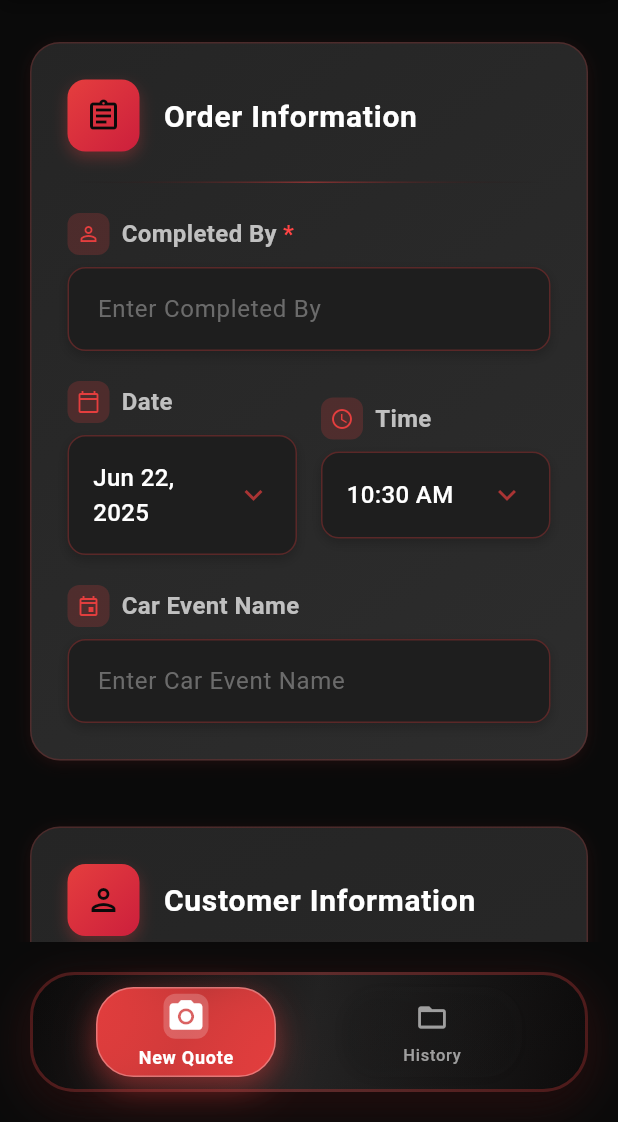
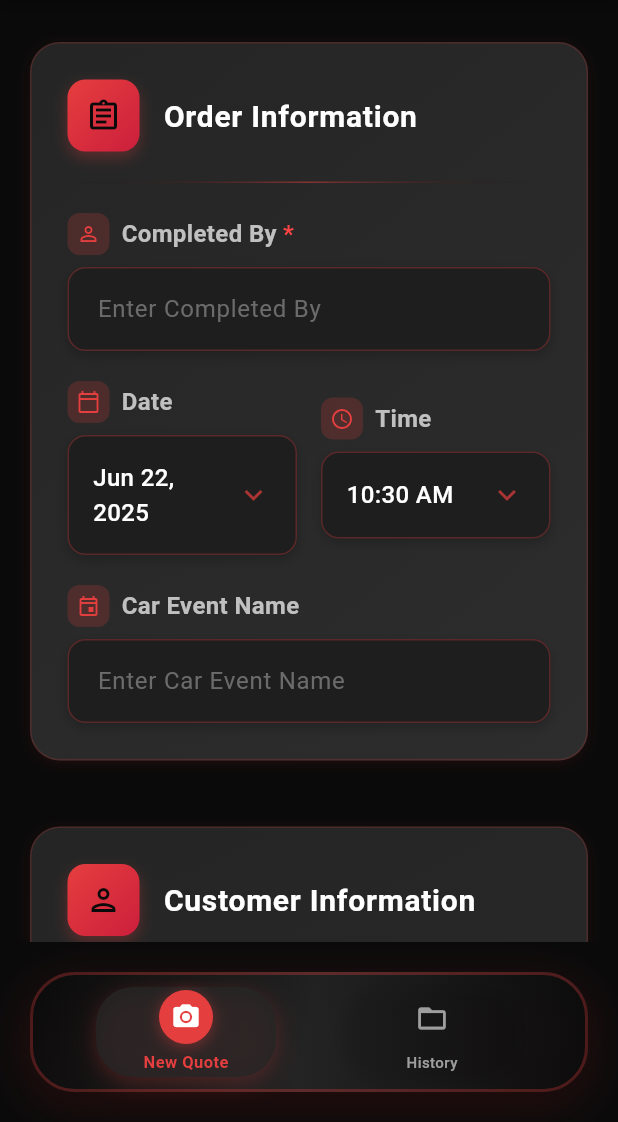
Before and after one commit to keanucruz/quoting_app, a Flutter app: the screen it shows after launch, on a phone screen of 412 x 824 dp, the part 114-1236 px from its top. Run offline on Flutter 3.47's test engine with Material 3 defaults, Android fonts, the phone set to English and light mode, and no system bars; our stand-ins replace flutter_riverpod, hive, hive_flutter, pdf, printing, share_plus and 1 more; accounts and stored records are empty.

Commit message:
nav bar update

```diff
--- a/lib/main.dart
+++ b/lib/main.dart
@@ -226,51 +226,19 @@ class _MainScreenState extends ConsumerState<MainScreen>
                 width: 120,
                 height: 60,
                 decoration: BoxDecoration(
-                  gradient: isSelected
-                      ? LinearGradient(
-                          begin: Alignment.topLeft,
-                          end: Alignment.bottomRight,
-                          colors: [
-                            AppTheme.primaryRed,
-                            AppTheme.primaryRed.withValues(alpha: 0.8),
-                            AppTheme.primaryRed,
-                          ],
-                        )
-                      : LinearGradient(
-                          colors: isDark
-                              ? [
-                                  AppTheme.inputBackground.withValues(
-                                    alpha: 0.3,
-                                  ),
-                                  AppTheme.cardBackground.withValues(
-                                    alpha: 0.1,
-                                  ),
-                                ]
-                              : [
-                                  Colors.grey.shade100.withValues(alpha: 0.7),
-                                  Colors.white.withValues(alpha: 0.5),
-                                ],
-                        ),
+                  color: isSelected
+                      ? (isDark
+                            ? AppTheme.cardBackground.withValues(alpha: 0.8)
+                            : Colors.white.withValues(alpha: 0.9))
+                      : Colors.transparent,
                   borderRadius: BorderRadius.circular(25),
-                  border: Border.all(
-                    color: isSelected
-                        ? Colors.white.withValues(alpha: 0.3)
-                        : Colors.transparent,
-                    width: 1,
-                  ),
                   boxShadow: isSelected
                       ? [
                           BoxShadow(
-                            color: AppTheme.primaryRed.withValues(alpha: 0.4),
-                            blurRadius: 15,
+                            color: AppTheme.primaryRed.withValues(alpha: 0.25),
+                            blurRadius: 12,
                             spreadRadius: 0,
-                            offset: const Offset(0, 5),
-                          ),
-                          BoxShadow(
-                            color: AppTheme.primaryRed.withValues(alpha: 0.2),
-                            blurRadius: 25,
-                            spreadRadius: 0,
-                            offset: const Offset(0, 10),
+                            offset: const Offset(0, 4),
                           ),
                         ]
                       : [
@@ -287,12 +255,24 @@ class _MainScreenState extends ConsumerState<MainScreen>
                   mainAxisAlignment: MainAxisAlignment.center,
                   children: [
                     Container(
-                      padding: const EdgeInsets.all(2),
+                      width: 36,
+                      height: 36,
                       decoration: BoxDecoration(
                         color: isSelected
-                            ? Colors.white.withValues(alpha: 0.2)
+                            ? AppTheme.primaryRed
                             : Colors.transparent,
-                        borderRadius: BorderRadius.circular(8),
+                        borderRadius: BorderRadius.circular(18),
+                        boxShadow: isSelected
+                            ? [
+                                BoxShadow(
+                                  color: AppTheme.primaryRed.withValues(
+                                    alpha: 0.4,
+                                  ),
+                                  blurRadius: 8,
+                                  offset: const Offset(0, 2),
+                                ),
+                              ]
+                            : null,
                       ),
                       child: Icon(
                         icon,
@@ -301,7 +281,7 @@ class _MainScreenState extends ConsumerState<MainScreen>
                             : isDark
                             ? AppTheme.accentSilver.withValues(alpha: 0.8)
                             : AppTheme.lightTextSecondary,
-                        size: isSelected ? 26 : 22,
+                        size: isSelected ? 20 : 22,
                       ),
                     ),
                     const SizedBox(height: 4),
@@ -309,15 +289,15 @@ class _MainScreenState extends ConsumerState<MainScreen>
                       label,
                       style: TextStyle(
                         color: isSelected
-                            ? Colors.white
+                            ? AppTheme.primaryRed
                             : isDark
                             ? AppTheme.accentSilver.withValues(alpha: 0.8)
                             : AppTheme.lightTextSecondary,
-                        fontSize: isSelected ? 12 : 11,
+                        fontSize: isSelected ? 11 : 10,
                         fontWeight: isSelected
                             ? FontWeight.w700
                             : FontWeight.w500,
-                        letterSpacing: 0.5,
+                        letterSpacing: 0.3,
                       ),
                     ),
                   ],
```
